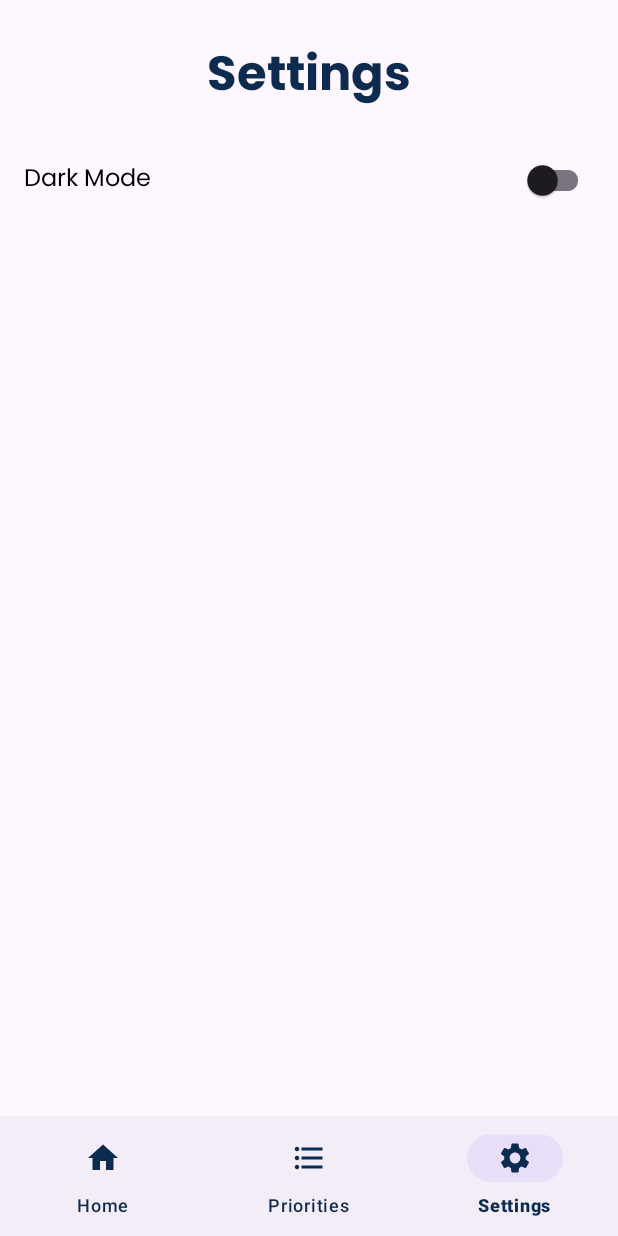
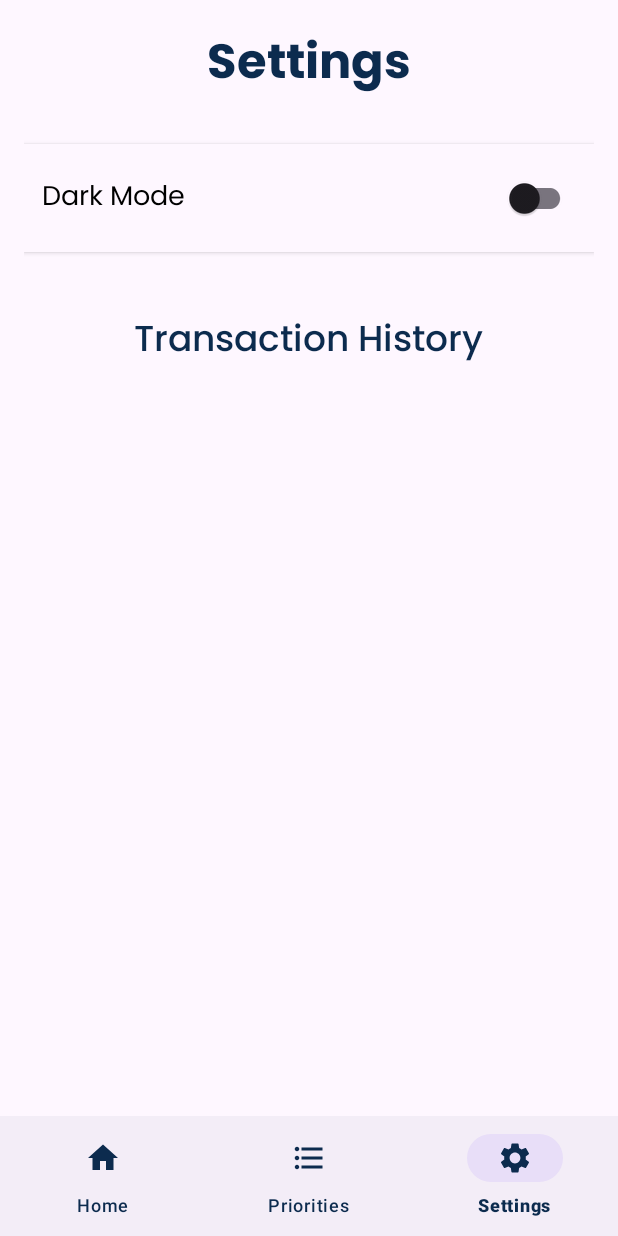
Before and after one commit to MohamedFathy610/Budget-Tracker-App, an Android app: the HomeFragment screen opened directly, with no data from a screen before it, item 3 of the bottom bar chosen, on a phone screen of 412 x 824 dp. Run offline under Robolectric (Android 15) with nearby library versions, the phone set to English and light mode, and no system bars; our stand-ins replace Firebase (no records; nobody signed in at launch, a user with empty details on screens opened directly).

Commit message:
Fix code and update modified files

```diff
--- a/app/src/main/java/com/example/budgettracker/MainActivity.kt
+++ b/app/src/main/java/com/example/budgettracker/MainActivity.kt
@@ -10,156 +10,254 @@ import com.example.budgettracker.databinding.ActivityMainBinding
 
 class MainActivity : AppCompatActivity() {
 
+    // ViewBinding عشان أربط الـ XML بالـ Activity بسهولة وبسرعة
     private lateinit var binding: ActivityMainBinding
-    //هستخدمه ك switch
+
+    // ده سويتش بسيط بيحدد لو القائمة مفتوحة ولا مقفولة
+    // true = مفتوحة، false = مقفولة
     private var clicked = false
 
+    // --- تحميل الأنيميشن مرة واحدة فقط (Lazy) ---
+    // أنيميشن فتح الزر الأساسي
     private val rotateOpen: Animation by lazy {
         AnimationUtils.loadAnimation(this, R.anim.rotate_open_anim)
     }
+
+    // غلق الزر الأساسي
     private val rotateClose: Animation by lazy {
         AnimationUtils.loadAnimation(this, R.anim.rotate_close_anime)
     }
+
+    // ظهور الزر من تحت
     private val fromBottom: Animation by lazy {
         AnimationUtils.loadAnimation(this, R.anim.from_bottom_anime)
     }
+
+    // اختفاء الزر لنقطة تحت
     private val toBottom: Animation by lazy {
         AnimationUtils.loadAnimation(this, R.anim.to_bottom_anime)
     }
 
     override fun onCreate(savedInstanceState: Bundle?) {
         super.onCreate(savedInstanceState)
+
+        // تجهيز الـ Binding وربط الواجهة بالـ Activity
         binding = ActivityMainBinding.inflate(layoutInflater)
         setContentView(binding.root)
 
-        // Ensure floating button are in front after layout is ready
+        // نضمن إن الـ FABs يكونوا قدام بعد ما الواجهة تخلص رسم
         binding.root.post { bringFabsToFront() }
 
-        // main floating button opens the floating menu
+        // زرار القائمة الرئيسي
         binding.fabMain.setOnClickListener { toggleMenu() }
 
-        // small fabs open fragments
+        // فتح "Add Priority" Fragment لما يضغط على زرار "priorities"
         binding.fabPriorities.setOnClickListener {
             val frag = AddPriorityFragment()
-            supportFragmentManager.beginTransaction()
-                .replace(R.id.frame_layout, frag)
-                .addToBackStack(null)
-                .commit()
-            binding.root.post { bringFabsToFront() }
+            openFragment(frag)
         }
-//adding money floating button
+
+        // فتح إضافة فلوس
         binding.fabAddMoney.setOnClickListener {
             val frag = MoneyOperationFragment().apply {
                 arguments = Bundle().apply { putBoolean("isAdd", true) }
             }
-            supportFragmentManager.beginTransaction()
-                .replace(R.id.frame_layout, frag)
-                .addToBackStack(null)
-                .commit()
-            binding.root.post { bringFabsToFront() }
+            openFragment(frag)
         }
-//withdrawing money floating button
+
+        // فتح سحب فلوس
         binding.fabWithdraw.setOnClickListener {
             val frag = MoneyOperationFragment().apply {
                 arguments = Bundle().apply { putBoolean("isAdd", false) }
             }
-            supportFragmentManager.beginTransaction()
-                .replace(R.id.frame_layout, frag)
-                .addToBackStack(null)
-                .commit()
-            binding.root.post { bringFabsToFront() }
+            openFragment(frag)
         }
 
- // bottom navigation
+        // السفلي Bottom navigation
         binding.bottomNavigationView.setOnItemSelectedListener {
             when (it.itemId) {
                 R.id.home -> openFragment(HomeFragment())
                 R.id.priorities -> openFragment(priorities())
                 R.id.settings -> openFragment(settings())
-                else -> {}
             }
             true
         }
 
-        // open home by default
+        // أول ما التطبيق يفتح افتح الصفحة الرئيسية
         openFragment(HomeFragment())
     }
-//applying the animation when clicking
+
+
+    // --------------------------------------------------------
+    // دالة فتح وغلق القائمة (Toggle Menu)
+    // --------------------------------------------------------
     private fun toggleMenu() {
         setAnimation(clicked)
         setClickable(clicked)
         clicked = !clicked
     }
-//animation setting function
-    private fun setAnimation(open: Boolean) {
-        if (!open) {
+
+
+    // --------------------------------------------------------
+    // التحكم في الأنيميشن حسب حالة القائمة
+    // --------------------------------------------------------
+    private fun setAnimation(isMenuOpen: Boolean) {
+
+        // لو القائمة مقفولة → افتحها
+        if (!isMenuOpen) {
             setVisibility(false)
             binding.fabMain.startAnimation(rotateOpen)
             binding.fabAddMoney.startAnimation(fromBottom)
             binding.fabWithdraw.startAnimation(fromBottom)
             binding.fabPriorities.startAnimation(fromBottom)
+
         } else {
+            // لو مفتوحة → اقفلها
             binding.fabMain.startAnimation(rotateClose)
             binding.fabAddMoney.startAnimation(toBottom)
             binding.fabWithdraw.startAnimation(toBottom)
             binding.fabPriorities.startAnimation(toBottom)
 
+            // بعد ما الأنيميشن يخلص ارجع اخفيهم
             toBottom.setAnimationListener(object : Animation.AnimationListener {
-                override fun onAnimationStart(animation: android.view.animation.Animation?) {}
-                override fun onAnimationEnd(animation: android.view.animation.Animation?) {
+                override fun onAnimationStart(animation: Animation?) {}
+                override fun onAnimationRepeat(animation: Animation?) {}
+
+                override fun onAnimationEnd(animation: Animation?) {
                     setVisibility(true)
                     setClickable(false)
                     toBottom.setAnimationListener(null)
                 }
-                override fun onAnimationRepeat(animation: android.view.animation.Animation?) {}
             })
         }
     }
-//so when you click two times it return it to invisible
+
+
+    // --------------------------------------------------------
+    // التحكم في ظهور وإخفاء الـ FABs
+    // true  → يخفي
+    // false → يظهر
+    // --------------------------------------------------------
     private fun setVisibility(isClosed: Boolean) {
         val visibility = if (isClosed) View.INVISIBLE else View.VISIBLE
         binding.fabAddMoney.visibility = visibility
         binding.fabWithdraw.visibility = visibility
         binding.fabPriorities.visibility = visibility
     }
-//??? i forgot
-    private fun setClickable(clicked: Boolean) {
-        val clickable = !clicked
+
+
+    // --------------------------------------------------------
+    // التحكم في قابلية الضغط
+    // --------------------------------------------------------
+    private fun setClickable(isMenuOpen: Boolean) {
+        val clickable = !isMenuOpen
         binding.fabAddMoney.isClickable = clickable
         binding.fabWithdraw.isClickable = clickable
         binding.fabPriorities.isClickable = clickable
     }
-//to be showing on the fragment
+
+
+    // --------------------------------------------------------
+    // دالة لتحديد هل الفراجمنت الحالي مسموح يظهر فيه الـ FAB
+    // هنا أخفينا الـ FABs في priorities فقط
+    // --------------------------------------------------------
+    private fun shouldShowFab(fragment: Fragment): Boolean {
+        return fragment is HomeFragment     }
+
+
+
+    // --------------------------------------------------------
+    // دالة فتح فراجمنت بالطريقة الصحيحة
+    // هنا بقى حلينا مشكلة إن الـ FAB يرجع يظهر غصب عنك
+    // --------------------------------------------------------
+    private fun openFragment(fragment: Fragment) {
+
+        // لو القائمة كانت مفتوحة → اقفلها صح
+        if (clicked) {
+            clicked = false
+            binding.fabMain.startAnimation(rotateClose)
+            setVisibility(true)
+            setClickable(false)
+        }
+
+        // افتح الفراجمنت
+        val transaction = supportFragmentManager.beginTransaction()
+            .replace(R.id.frame_layout, fragment)
+
+        if (fragment !is HomeFragment) {
+            transaction.addToBackStack(null)
+        }
+
+        transaction.commit()
+
+
+        binding.root.post {
+            if (fragment is HomeFragment) {
+                showMainFab()
+                bringFabsToFront()
+            } else {
+                hideMainFab()
+            }
+        }
+
+
+    }
+
+
+
+    // --------------------------------------------------------
+    // وضع الـ FABs في الأمام على الواجهة
+    // --------------------------------------------------------
     private fun bringFabsToFront() {
-        // bring to front in a stable order
         binding.fabMain.bringToFront()
         binding.fabAddMoney.bringToFront()
         binding.fabWithdraw.bringToFront()
         binding.fabPriorities.bringToFront()
     }
-//opening fragment function
-    private fun openFragment(fragment: Fragment) {
-        supportFragmentManager.beginTransaction()
-            .replace(R.id.frame_layout, fragment)
-            .addToBackStack(null)
-            .commit()
-        // ensure fab is visible above fragment
-        binding.root.post { bringFabsToFront() }
-    }
-    //لانها private ف مش هعرف استخدمها في ال priorities fragment
-    fun hideMainFab() {
-        binding.fabMain.hide()
-        binding.fabWithdraw.hide()
-        binding.fabPriorities.hide()
-        binding.fabAddMoney.hide()
 
-    }
-//عشان ارجع اظهرهم
+
+    // --------------------------------------------------------
+    // دوال عامة يقدر أي Fragment يستدعيها
+    // --------------------------------------------------------
+
     fun showMainFab() {
-        binding.fabMain.show()
-        binding.fabWithdraw.show()
-        binding.fabPriorities.show()
-        binding.fabAddMoney.show()
+
+        // اقفل أي أنيميشن شغاله
+        binding.fabMain.clearAnimation()
+        binding.fabAddMoney.clearAnimation()
+        binding.fabWithdraw.clearAnimation()
+        binding.fabPriorities.clearAnimation()
+
+        // أظهر الزرار الرئيسي فقط
+        binding.fabMain.visibility = View.VISIBLE
+
+        // اقفل القائمة تماماً
+        binding.fabAddMoney.visibility = View.INVISIBLE
+        binding.fabWithdraw.visibility = View.INVISIBLE
+        binding.fabPriorities.visibility = View.INVISIBLE
+
+        // تأكد إنهم مش قابلين للضغط
+        binding.fabAddMoney.isClickable = false
+        binding.fabWithdraw.isClickable = false
+        binding.fabPriorities.isClickable = false
+
+        // نضمن إن حالة القائمة مقفولة
+        clicked = false
     }
 
+
+
+    fun hideMainFab() {
+        binding.fabMain.clearAnimation()
+        binding.fabAddMoney.clearAnimation()
+        binding.fabWithdraw.clearAnimation()
+        binding.fabPriorities.clearAnimation()
+
+        binding.fabMain.visibility = View.GONE
+        binding.fabWithdraw.visibility = View.GONE
+        binding.fabPriorities.visibility = View.GONE
+        binding.fabAddMoney.visibility = View.GONE
+    }
+
+
 }
--- a/app/src/main/java/com/example/budgettracker/settings.kt
+++ b/app/src/main/java/com/example/budgettracker/settings.kt
@@ -5,55 +5,66 @@ import androidx.fragment.app.Fragment
 import android.view.LayoutInflater
 import android.view.View
 import android.view.ViewGroup
+import androidx.recyclerview.widget.LinearLayoutManager
+import com.example.budgettracker.databinding.FragmentSettingsBinding
+import com.google.firebase.firestore.FirebaseFirestore
+import com.google.firebase.firestore.Query
+import java.text.SimpleDateFormat
+import java.util.*
 
-// TODO: Rename parameter arguments, choose names that match
-// the fragment initialization parameters, e.g. ARG_ITEM_NUMBER
-private const val ARG_PARAM1 = "param1"
-private const val ARG_PARAM2 = "param2"
+class settings : Fragment() {
 
-/**
- * A simple [Fragment] subclass.
- * Use the [settings.newInstance] factory method to
- * create an instance of this fragment.
- */
-class settings : Fragment() {
-    // TODO: Rename and change types of parameters
-    private var param1: String? = null
-    private var param2: String? = null
-
-    override fun onCreate(savedInstanceState: Bundle?) {
-        super.onCreate(savedInstanceState)
-        arguments?.let {
-            param1 = it.getString(ARG_PARAM1)
-            param2 = it.getString(ARG_PARAM2)
-        }
-    }
+    private var _binding: FragmentSettingsBinding? = null
+    private val binding get() = _binding!!
 
     override fun onCreateView(
         inflater: LayoutInflater, container: ViewGroup?,
         savedInstanceState: Bundle?
-    ): View? {
-        // Inflate the layout for this fragment
-        return inflater.inflate(R.layout.fragment_settings, container, false)
+    ): View {
+        _binding = FragmentSettingsBinding.inflate(inflater, container, false)
+        return binding.root
     }
 
-    companion object {
-        /**
-         * Use this factory method to create a new instance of
-         * this fragment using the provided parameters.
-         *
-         * @param param1 Parameter 1.
-         * @param param2 Parameter 2.
-         * @return A new instance of fragment settings.
-         */
-        // TODO: Rename and change types and number of parameters
-        @JvmStatic
-        fun newInstance(param1: String, param2: String) =
-            settings().apply {
-                arguments = Bundle().apply {
-                    putString(ARG_PARAM1, param1)
-                    putString(ARG_PARAM2, param2)
+    override fun onViewCreated(view: View, savedInstanceState: Bundle?) {
+        super.onViewCreated(view, savedInstanceState)
+        loadHistory()
+    }
+
+    private fun loadHistory() {
+        val db = FirebaseFirestore.getInstance()
+
+        db.collection("transactions")
+            .orderBy("timestamp", Query.Direction.DESCENDING)
+            .get()
+            .addOnSuccessListener { snap ->
+
+                val sdf = SimpleDateFormat("dd MMM yyyy - HH:mm", Locale.getDefault())
+
+                val list = snap.documents.map {
+
+                    val ts = it.getTimestamp("timestamp")?.toDate()
+                    val formattedDate = if (ts != null) sdf.format(ts) else ""
+
+                    TransactionModel(
+                        amount = it.getLong("amount")?.toInt() ?: 0,
+                        type = it.getString("type") ?: "",
+
+                        //  أهم سطرين — ناخد priorityName لو موجود
+                        priorityName = it.getString("priorityName")
+                            ?: it.getString("itemTitle")
+                            ?: "Unknown",
+
+                        date = formattedDate
+                    )
                 }
+
+                binding.rvHistory.layoutManager = LinearLayoutManager(requireContext())
+                binding.rvHistory.adapter = TransactionHistoryAdapter(list)
             }
     }
+
+    override fun onDestroyView() {
+        super.onDestroyView()
+        _binding = null
+    }
 }
--- a/app/src/main/res/layout/fragment_settings.xml
+++ b/app/src/main/res/layout/fragment_settings.xml
@@ -1,43 +1,46 @@
 <?xml version="1.0" encoding="utf-8"?>
-<FrameLayout xmlns:android="http://schemas.android.com/apk/res/android"
+<androidx.constraintlayout.widget.ConstraintLayout xmlns:android="http://schemas.android.com/apk/res/android"
+    xmlns:app="http://schemas.android.com/apk/res-auto"
     xmlns:tools="http://schemas.android.com/tools"
-    xmlns:app="http://schemas.android.com/apk/res-auto"
     android:layout_width="match_parent"
     android:layout_height="match_parent"
-    android:id="@+id/Settings"
+    android:padding="16dp"
     tools:context=".settings">
 
     <!-- Settings title -->
     <TextView
         android:id="@+id/settingsTitle"
+        style="@style/Text.H1"
         android:layout_width="wrap_content"
         android:layout_height="wrap_content"
         android:text="Settings"
-        style="@style/Text.H1"
-        android:layout_gravity="center_horizontal|top"
-        android:layout_marginTop="24dp" />
+        app:layout_constraintTop_toTopOf="parent"
+        app:layout_constraintStart_toStartOf="parent"
+        app:layout_constraintEnd_toEndOf="parent" />
 
-    <!-- Dark mode row under the title -->
+    <!-- Dark Mode row -->
     <androidx.constraintlayout.widget.ConstraintLayout
         android:id="@+id/darkModeContainer"
-        android:layout_width="match_parent"
+        android:layout_width="0dp"
         android:layout_height="wrap_content"
-        android:padding="16dp"
-        android:layout_gravity="top"
-        android:layout_marginTop="80dp">   <!-- push it under the title -->
+        android:background="?attr/colorSurface"
+        android:padding="12dp"
+        android:elevation="2dp"
+        app:layout_constraintTop_toBottomOf="@id/settingsTitle"
+        app:layout_constraintStart_toStartOf="parent"
+        app:layout_constraintEnd_toEndOf="parent"
+        android:layout_marginTop="24dp">
 
         <TextView
             android:id="@+id/txtDarkMode"
+            style="@style/Text.H3"
             android:layout_width="0dp"
             android:layout_height="wrap_content"
             android:text="Dark Mode"
-            style="@style/Text.H3"
-            android:textSize="16sp"
-            android:layout_marginEnd="8dp"
             app:layout_constraintStart_toStartOf="parent"
+            app:layout_constraintEnd_toStartOf="@id/switchDarkMode"
             app:layout_constraintTop_toTopOf="parent"
-            app:layout_constraintBottom_toBottomOf="parent"
-            app:layout_constraintEnd_toStartOf="@id/switchDarkMode" />
+            app:layout_constraintBottom_toBottomOf="parent" />
 
         <com.google.android.material.switchmaterial.SwitchMaterial
             android:id="@+id/switchDarkMode"
@@ -49,4 +52,35 @@
 
     </androidx.constraintlayout.widget.ConstraintLayout>
 
-</FrameLayout>
+
+    <!-- Transaction History section -->
+    <LinearLayout
+        android:id="@+id/historyContainer"
+        android:layout_width="0dp"
+        android:layout_height="0dp"
+        android:orientation="vertical"
+        android:padding="20dp"
+        app:layout_constraintTop_toBottomOf="@id/darkModeContainer"
+        app:layout_constraintBottom_toBottomOf="parent"
+        app:layout_constraintStart_toStartOf="parent"
+        app:layout_constraintEnd_toEndOf="parent"
+        android:layout_marginTop="20dp">
+
+        <TextView
+            android:id="@+id/txtTitle"
+            style="@style/Text.H2"
+            android:layout_width="wrap_content"
+            android:layout_height="wrap_content"
+            android:paddingBottom="8dp"
+            android:text="Transaction History"
+            android:layout_gravity="center"
+            android:textColor="@color/dark_blue" />
+
+        <androidx.recyclerview.widget.RecyclerView
+            android:id="@+id/rvHistory"
+            android:layout_width="match_parent"
+            android:layout_height="0dp"
+            android:layout_weight="1" />
+    </LinearLayout>
+
+</androidx.constraintlayout.widget.ConstraintLayout>
```
Also changed, not shown: app/src/main/java/com/example/budgettracker/Home.kt (+9 -7 lines), app/src/main/java/com/example/budgettracker/MoneyOperationFragment.kt (+21 -16 lines), app/src/main/java/com/example/budgettracker/TransactionHistoryAdapter.kt (added, +44 -0 lines), app/src/main/java/com/example/budgettracker/TransactionModel.kt (added, +10 -0 lines), app/src/main/java/com/example/budgettracker/add_priority.kt (+28 -9 lines), app/src/main/java/com/example/budgettracker/priorities.kt (+40 -12 lines), app/src/main/res/drawable/bg_item.xml (added, +17 -0 lines), app/src/main/res/layout/item_transaction.xml (added, +45 -0 lines).
